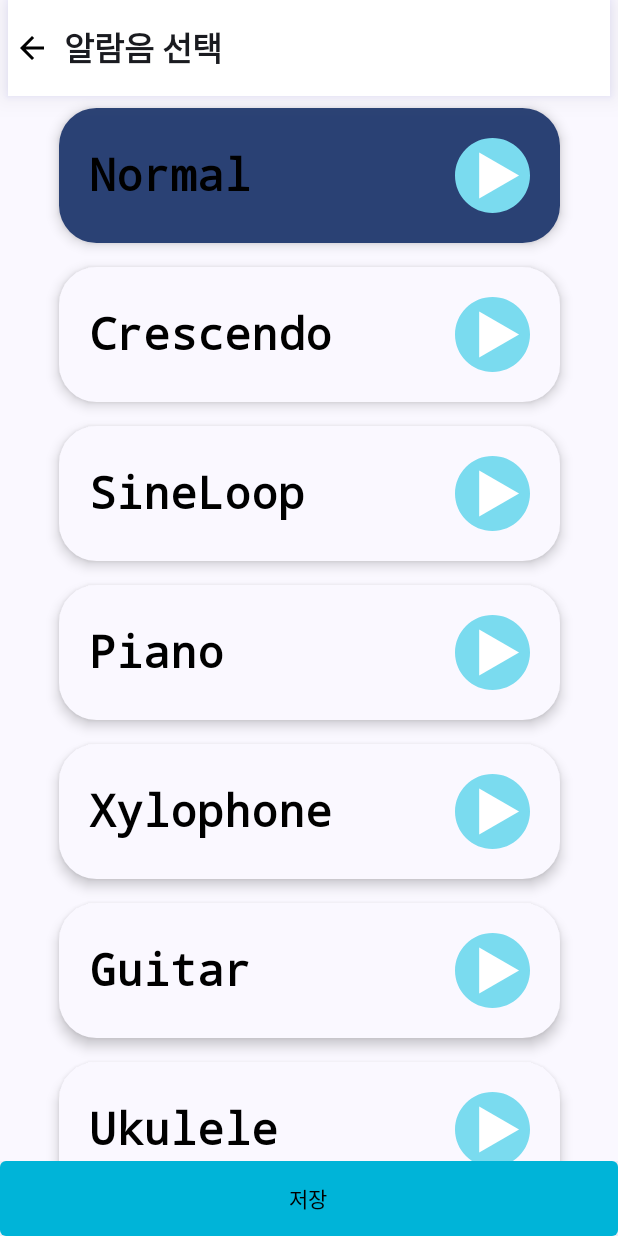
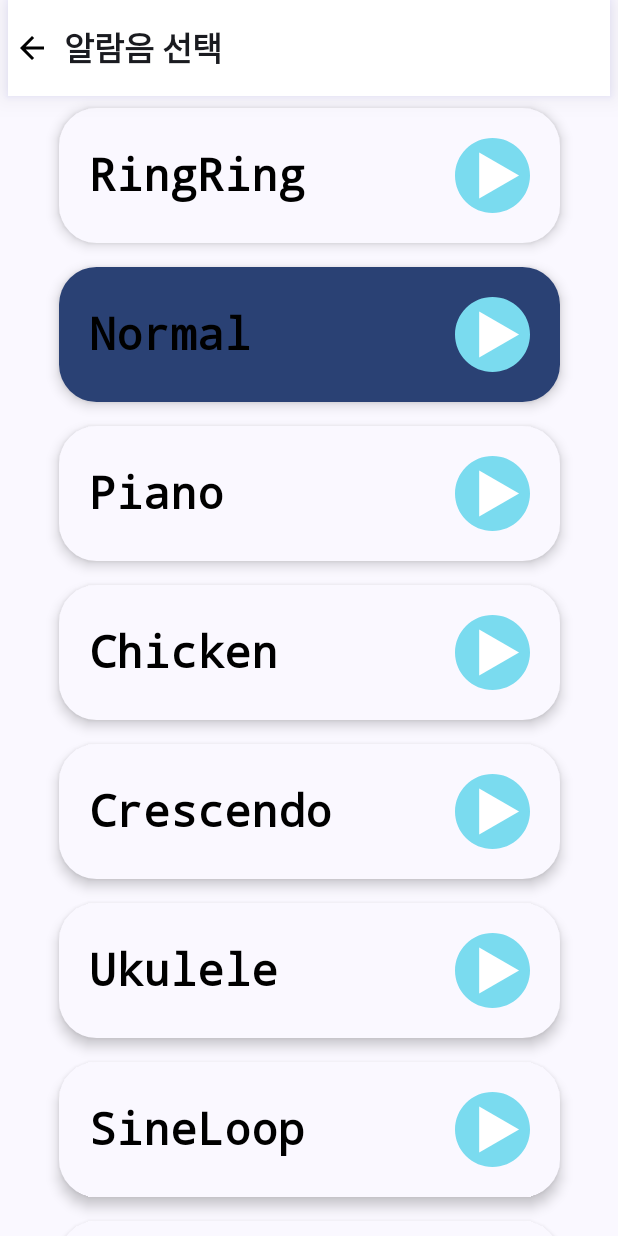
Before and after one commit to slembers/Alarmony, an Android app built with Jetpack Compose: the composable SoundScreen shown on its own in the app's theme, after a tap on "Normal", on a phone screen of 412 x 824 dp. Run offline under Robolectric (Android 15) with nearby library versions, the phone set to English and light mode, and no system bars; our stand-ins replace livedata-compose; libraries missing offline, so code that uses them is left out: com.bumptech.glide; network calls fail; Roboto replaces fonts that are not available here; 1 other tap on this screen came first.

Commit message:
fix : 그룹생성시 소리선택 오류 해결

```diff
--- a/android/app/src/main/java/com/slembers/alarmony/feature/screen/GroupSoundSreen.kt
+++ b/android/app/src/main/java/com/slembers/alarmony/feature/screen/GroupSoundSreen.kt
@@ -1,34 +1,79 @@
 package com.slembers.alarmony.feature.screen
 
 
+import android.app.Application
+import android.content.Context
+import android.media.MediaPlayer
 import android.util.Log
 import androidx.compose.foundation.layout.Column
 import androidx.compose.foundation.layout.fillMaxSize
 import androidx.compose.foundation.layout.padding
+import androidx.compose.foundation.layout.width
+import androidx.compose.foundation.lazy.grid.GridCells
+import androidx.compose.foundation.lazy.grid.LazyVerticalGrid
+import androidx.compose.foundation.lazy.grid.items
 import androidx.compose.material3.ExperimentalMaterial3Api
 import androidx.compose.material3.Scaffold
 import androidx.compose.runtime.Composable
+import androidx.compose.runtime.LaunchedEffect
+import androidx.compose.runtime.getValue
+import androidx.compose.runtime.livedata.observeAsState
+import androidx.compose.runtime.mutableStateMapOf
+import androidx.compose.runtime.mutableStateOf
+import androidx.compose.runtime.remember
+import androidx.compose.runtime.setValue
 import androidx.compose.ui.Alignment
 import androidx.compose.ui.Modifier
+import androidx.compose.ui.platform.LocalContext
+import androidx.compose.ui.res.painterResource
+import androidx.compose.ui.unit.dp
+import androidx.lifecycle.viewmodel.compose.viewModel
 import androidx.navigation.NavHostController
 import androidx.navigation.compose.rememberNavController
 import com.bumptech.glide.integration.compose.ExperimentalGlideComposeApi
+import com.slembers.alarmony.R
 import com.slembers.alarmony.feature.common.NavItem
-import com.slembers.alarmony.feature.common.ui.view.SoundChooseGridView
-import com.slembers.alarmony.feature.ui.group.GroupBottomButtom
 import com.slembers.alarmony.feature.ui.group.GroupToolBar
+import com.slembers.alarmony.feature.ui.group.soundIconView
+import com.slembers.alarmony.feature.ui.group.soundIconView2
 import com.slembers.alarmony.model.db.SoundItem
+import com.slembers.alarmony.util.Sound
 import com.slembers.alarmony.util.groupSoundInfos
+import com.slembers.alarmony.viewModel.GroupSoundViewModel
 import com.slembers.alarmony.viewModel.GroupViewModel
+import kotlinx.coroutines.Dispatchers
+import kotlinx.coroutines.withContext
+
+var player : MediaPlayer? = null
 
 @Composable
 @ExperimentalMaterial3Api
 @ExperimentalGlideComposeApi
 fun SoundScreen(
     navController : NavHostController = rememberNavController(),
-    viewModel : GroupViewModel,
+    viewModel : GroupViewModel
 ) {
+    val context = LocalContext.current
+    // 미디어플레이어 초기화
+    closePlayer()
+
+    val sound : GroupSoundViewModel = viewModel(
+        factory = GroupSoundViewModel.GroupSoundViewModelFactory(context.applicationContext as Application)
+    )
+
+    val list = sound.soundItemList.observeAsState()
+
+    LaunchedEffect(Unit) {
+        val store : MutableMap<String, Sound> = mutableStateMapOf()
+        Sound().soundList().map { store.put(it.soundName, it) }
+        sound.updateSoundItemAll(store)
+    }
     val soundItems : List<SoundItem> = groupSoundInfos()
+    val currentSound by viewModel.sound.observeAsState()
+    var playSound by remember { mutableStateOf("") }
+
+    Log.d("group","[그룸소리] 로그를 확인하기 위함 : ${list.value}")
+    Log.d("group","[그룸소리] 미디어 플레이어 : $player")
 
     Scaffold(
         topBar = {
@@ -36,17 +81,7 @@ fun SoundScreen(
                 title = NavItem.Sound.title,
                 navClick = {
                     navController.popBackStack()
-                    soundAllStop(soundItems)
-                }
-            )
-        },
-        bottomBar = {
-            GroupBottomButtom(
-                text = "저장",
-                onClick = {
-                    Log.d("INFO","선택한 음악 : ${viewModel.sound}")
-                    navController.popBackStack()
-                    soundAllStop(soundItems)
+                    closePlayer()
                 }
             )
         },
@@ -56,12 +91,51 @@ fun SoundScreen(
                 .padding(innerPadding)
                 .fillMaxSize(),
                 horizontalAlignment = Alignment.CenterHorizontally
-            )
-            {
-                SoundChooseGridView(
-                    soundItems = soundItems,
-                    viewModel = viewModel
-                )
+            ) {
+                LazyVerticalGrid(
+                    modifier = Modifier.width(350.dp),
+                    columns = GridCells.Adaptive(minSize = 300.dp),
+                ) {
+                    items(list.value ?: listOf()) {
+                        soundIconView2(
+                            soundItem = it,
+                            onClick = it.soundName == currentSound?.soundName,
+                            checkBox = { viewModel.onChangeSound(it) },
+                            isPlaySound = playSound == it.soundName,
+                            currentPlayer = {
+                                // 현재 플레이한 음악이라면
+                                if(playSound == it.soundName) {
+                                    if(player != null) {
+                                        Log.d("group","[그룸소리] 소리변경 : $player 소리 : $playSound 이미지 : ${it.soundImageId}")
+                                        stopAudio()
+                                        playSound = ""
+                                        sound.updateSoundStop(it.soundName)
+                                    } else {
+                                        Log.d("group","[그룸소리] 소리변경 : $player 소리 : $playSound")
+                                        playSound = it.soundName
+                                        playAudio(context, it.soundMp3Id)
+                                        sound.updateSoundPlay(it.soundName)
+                                    }
+                                } else {
+                                    if(player != null) {
+                                        Log.d("group","[그룸소리] 소리변경 : $player 소리 : $playSound")
+                                        // 이전에 실행하고 있던 오디오 리셋
+                                        sound.updateSoundStop(playSound)
+                                        // 현재 클릭한 오디오를 실행시키고
+                                        playSound = it.soundName
+                                        playAudio(context, it.soundMp3Id)
+                                        sound.updateSoundPlay(it.soundName)
+                                    } else {
+                                        Log.d("group","[그룸소리] 소리변경 : $player 소리 : $playSound")
+                                        playSound = it.soundName
+                                        playAudio(context, it.soundMp3Id)
+                                        sound.updateSoundPlay(it.soundName)
+                                    }
+                                }
+                            }
+                        )
+                    }
+                }
             }
         }
     )
@@ -73,3 +147,26 @@ fun soundAllStop( soundItems : List<SoundItem> ) {
         item.soundMp3Content?.release()
     }
 }
+
+fun stopAudio() {
+    if(player != null && player!!.isPlaying) {
+        player!!.stop()
+    }
+}
+
+fun playAudio(context : Context, playSound : Int) {
+    try {
+        closePlayer()
+        player = MediaPlayer.create(context,playSound)
+        player?.start()
+    } catch (e : Exception) {
+
+    }
+}
+
+fun closePlayer() {
+    if(player != null) {
+        player!!.release()
+        player = null
+    }
+}
--- a/android/app/src/main/java/com/slembers/alarmony/feature/common/ui/view/GroupSoundView.kt
+++ b/android/app/src/main/java/com/slembers/alarmony/feature/ui/group/GroupSoundView.kt
@@ -1,4 +1,4 @@
-package com.slembers.alarmony.feature.common.ui.view
+package com.slembers.alarmony.feature.ui.group
 
 import android.media.MediaPlayer
 import android.util.Log
@@ -12,11 +12,7 @@ import androidx.compose.foundation.layout.fillMaxWidth
 import androidx.compose.foundation.layout.height
 import androidx.compose.foundation.layout.padding
 import androidx.compose.foundation.layout.width
-import androidx.compose.foundation.lazy.grid.GridCells
-import androidx.compose.foundation.lazy.grid.LazyVerticalGrid
-import androidx.compose.foundation.lazy.grid.items
 import androidx.compose.foundation.shape.RoundedCornerShape
-import androidx.compose.material3.ExperimentalMaterial3Api
 import androidx.compose.material3.MaterialTheme
 import androidx.compose.material3.Text
 import androidx.compose.runtime.Composable
@@ -35,13 +31,11 @@ import androidx.compose.ui.text.TextStyle
 import androidx.compose.ui.text.font.FontFamily
 import androidx.compose.ui.text.font.FontStyle
 import androidx.compose.ui.text.font.FontWeight
-import androidx.compose.ui.unit.Dp
 import androidx.compose.ui.unit.dp
 import androidx.compose.ui.unit.sp
 import com.slembers.alarmony.R
 import com.slembers.alarmony.model.db.SoundItem
-import com.slembers.alarmony.util.groupSoundInfos
-import com.slembers.alarmony.viewModel.GroupViewModel
+import com.slembers.alarmony.util.Sound
 
 
 @Composable
@@ -53,8 +47,8 @@ fun soundIconView(
         imageId = R.drawable.play_button
     ),
     onClick : Boolean = false,
-    checkBox : ((String) -> Unit) =  {},
-    chooseAnother : () -> Unit,
+    checkBox : ((SoundItem) -> Unit) =  {},
+    currentPlayer : () -> Unit = {}
 ) {
     var imageResId by remember {mutableStateOf(
         if (soundItem.isPlaying) {
@@ -67,7 +61,6 @@ fun soundIconView(
     val pauseButton = painterResource(id = R.drawable.pause_button)
     fun changeImage() {
         if (!soundItem.isPlaying) {
-            chooseAnother()
             soundItem.isPlaying = true
             soundItem.soundMp3Content?.start()
             soundItem.soundImage = pauseButton
@@ -100,7 +93,7 @@ fun soundIconView(
                     MaterialTheme.colorScheme.primary
             )
             .clickable {
-                checkBox(soundItem.soundName)
+                checkBox(soundItem)
                 Log.i("$soundItem.soundName", "checkbox : ${checkBox.toString()}")
             }
     ) {
@@ -125,44 +118,71 @@ fun soundIconView(
             )
             Image(
                 contentDescription = null,
-                modifier = Modifier.clickable {changeImage()},
-                painter = painterResource(id = imageResId)
+                modifier = Modifier.clickable(onClick = currentPlayer),
+                painter = soundItem.soundImage!!
             )
         }
     }
 }
 
-@OptIn(ExperimentalMaterial3Api::class)
 @Composable
-fun SoundChooseGridView(
-    size : Dp = 320.dp,
-    soundItems : List<SoundItem> = groupSoundInfos(),
-    viewModel : GroupViewModel
+fun soundIconView2(
+    soundItem : Sound,
+    onClick : Boolean = false,
+    checkBox : ((Sound) -> Unit) =  {},
+    isPlaySound: Boolean = false,
+    currentPlayer : () -> Unit = {}
 ) {
-    var checkbox by remember { mutableStateOf(soundItems[0].soundName) }
-    val play_button = painterResource(id = R.drawable.play_button)
-    LazyVerticalGrid(
-        modifier = Modifier.width(350.dp),
-        columns = GridCells.Adaptive(minSize = 300.dp),
+    BoxWithConstraints(
+        modifier = Modifier
+            .padding(8.dp)
+            .width(350.dp)
+            .height(90.dp)
+            .shadow(
+                elevation = 5.dp,
+                ambientColor = Color.Black,
+                spotColor = Color.Black,
+                shape = RoundedCornerShape(25.dp)
+            )
+            .clip(MaterialTheme.shapes.medium)
+            .background(
+                if (!onClick)
+                    MaterialTheme.colorScheme.background
+                else
+                    MaterialTheme.colorScheme.primary
+            )
+            .clickable {
+                checkBox(soundItem)
+                Log.i("$soundItem.soundName", "checkbox : ${checkBox.toString()}")
+            }
     ) {
-        items(soundItems) {
-            soundIconView(
-                soundItem = it,
-                onClick = checkbox.equals(it.soundName),
-                checkBox = {
-                    checkbox = it
-                    viewModel.onChangeSound(it)
-                },
-                chooseAnother = {
-                    soundItems.forEach{
-                        if(it.isPlaying) {
-                            Log.d("INFO","${it.soundName} 꺼짐")
-                            it.soundImage = play_button
-                            it.isPlaying = false
-                            it.soundMp3Content?.pause()
-                        }
-                    }
-                }
+        Row(
+            modifier = Modifier
+                .fillMaxWidth()
+                .padding(20.dp),
+            horizontalArrangement = Arrangement.SpaceBetween
+        )
+        {
+            Text(
+                text = soundItem?.soundName ?: "Normal",
+                modifier = Modifier
+                    .align(Alignment.CenterVertically),
+                style = TextStyle(
+                    color = Color.Black,
+                    fontSize = 30.sp,
+                    fontFamily = FontFamily.Monospace,
+                    fontWeight = FontWeight.Bold,
+                    fontStyle = FontStyle.Normal
+                ),
+            )
+            Image(
+                contentDescription = null,
+                modifier = Modifier.clickable(onClick = currentPlayer),
+                painter =
+                    if(isPlaySound)
+                        painterResource(id = R.drawable.pause_button)
+                    else
+                        painterResource(id = R.drawable.play_button)
             )
         }
     }
--- a/android/app/src/main/java/com/slembers/alarmony/model/db/SoundModel.kt
+++ b/android/app/src/main/java/com/slembers/alarmony/model/db/SoundModel.kt
@@ -5,12 +5,10 @@ import androidx.compose.ui.graphics.painter.Painter
 
 data class SoundItem(
     private val image: Painter? = null,
-    private val name: String = "nothing",
+    private val name: String = "Normal",
     private val mp3Content: MediaPlayer? = null,
     private val mp3Id: Int = 0,
     private val imageId : Int = 0,
-
-
 ) {
     var soundImage = image
     var soundName = name
--- a/android/app/src/main/java/com/slembers/alarmony/util/SoundInfo.kt
+++ b/android/app/src/main/java/com/slembers/alarmony/util/SoundInfo.kt
@@ -2,6 +2,7 @@ package com.slembers.alarmony.util
 
 import android.media.MediaPlayer
 import androidx.compose.runtime.Composable
+import androidx.compose.runtime.mutableStateListOf
 import androidx.compose.ui.platform.LocalContext
 import androidx.compose.ui.res.painterResource
 import com.slembers.alarmony.R
@@ -80,3 +81,73 @@ fun groupSoundInfos() : List<SoundItem> = listOf(
         imageId = R.drawable.play_button
     ),
 )
+
+data class Sound(
+    private val name: String = "Normal",
+    private val mp3Id: Int = 0,
+    private var imageId : Int = 0,
+) {
+
+    val soundName = name
+    val soundMp3Id = mp3Id
+    val soundImageId = imageId
+
+    fun soundList() = mutableStateListOf(
+
+        Sound(
+            name = "Normal",
+            mp3Id = R.raw.normal,
+            imageId = R.drawable.play_button
+        ),
+        Sound(
+                name = "Crescendo",
+        mp3Id = R.raw.crescendo,
+        imageId = R.drawable.play_button
+        ),
+        Sound(
+            name = "SineLoop",
+            mp3Id = R.raw.sineloop,
+            imageId = R.drawable.play_button
+        ),
+        Sound(
+            name = "Piano",
+            mp3Id = R.raw.piano,
+            imageId = R.drawable.play_button
+        ),
+        Sound(
+            name = "Xylophone",
+            mp3Id = R.raw.xylophone,
+            imageId = R.drawable.play_button
+        ),
+        Sound(
+            name = "Guitar",
+            mp3Id = R.raw.guitar,
+            imageId = R.drawable.play_button
+        ),
+        Sound(
+            name = "Ukulele",
+            mp3Id = R.raw.ukulele,
+            imageId = R.drawable.play_button
+        ),
+        Sound(
+            name = "RingRing",
+            mp3Id = R.raw.ringring,
+            imageId = R.drawable.play_button
+        ),
+        Sound(
+            name = "Chicken",
+            mp3Id = R.raw.chicken,
+            imageId = R.drawable.play_button
+        ),
+        Sound(
+            name = "Horror",
+            mp3Id = R.raw.horror,
+            imageId = R.drawable.play_button
+        ),
+    )
+
+    fun onchangeImage(imageId : Int) {
+        this.imageId = imageId
+    }
+
+}
--- /dev/null
+++ b/android/app/src/main/java/com/slembers/alarmony/viewModel/GroupSoundViewModel.kt
@@ -0,0 +1,47 @@
+package com.slembers.alarmony.viewModel
+
+import android.app.Application
+import android.util.Log
+import androidx.compose.runtime.mutableStateMapOf
+import androidx.lifecycle.LiveData
+import androidx.lifecycle.MutableLiveData
+import androidx.lifecycle.ViewModel
+import androidx.lifecycle.ViewModelProvider
+import com.slembers.alarmony.R
+import com.slembers.alarmony.util.Sound
+
+
+class GroupSoundViewModel(application: Application) : ViewModel() {
+    private val _soundItems : MutableMap<String, Sound> = mutableStateMapOf()
+    private val _soundItemList : MutableLiveData<List<Sound>> = MutableLiveData(listOf())
+
+    val soundItemList : LiveData<List<Sound>>
+        get() = _soundItemList
+
+    fun updateSoundItemAll(soundAll : Map<String, Sound>) {
+        _soundItems.putAll(soundAll)
+        _soundItemList.postValue(_soundItems.values.toList())
+    }
+
+    fun updateSoundPlay(soundName : String) {
+        _soundItems[soundName]?.onchangeImage(R.drawable.pause_button)
+        _soundItemList.postValue(_soundItems.values.toList())
+    }
+
+    fun updateSoundStop(soundName : String) {
+        _soundItems.get(soundName)?.onchangeImage(R.drawable.play_button)
+        _soundItemList.postValue(_soundItems.values.toList())
+    }
+
+    class GroupSoundViewModelFactory(
+        private val application: Application
+    ) : ViewModelProvider.Factory {
+        override fun <T : ViewModel> create(modelClass: Class<T>): T {
+            @Suppress("UNCHECKED_CAST")
+            if (modelClass.isAssignableFrom(GroupSoundViewModel::class.java)) {
+                return GroupSoundViewModel(application) as T
+            }
+            throw IllegalArgumentException("Unknown ViewModel class")
+        }
+    }
+}
--- a/android/app/src/main/java/com/slembers/alarmony/viewModel/GroupViewModel.kt
+++ b/android/app/src/main/java/com/slembers/alarmony/viewModel/GroupViewModel.kt
@@ -11,7 +11,7 @@ import androidx.lifecycle.MutableLiveData
 import androidx.lifecycle.ViewModel
 import com.slembers.alarmony.model.db.Member
 import com.slembers.alarmony.model.db.SoundItem
-import com.slembers.alarmony.model.db.dto.MemberDto
+import com.slembers.alarmony.util.Sound
 import com.slembers.alarmony.util.groupSoundInfos
 import javax.inject.Inject
 
@@ -25,9 +25,11 @@ class GroupViewModel : ViewModel() {
     private val _currentWeeks = MutableLiveData<MutableMap<String,Boolean>>()
     private val _members = mutableStateListOf<Member>()
     private val _currentMembers = MutableLiveData<MutableList<Member>>()
-    private val _sound = MutableLiveData("")
+    private val _sound = MutableLiveData(Sound())
+    private val _sound2 = MutableLiveData<Sound>()
     private val _vibrate = MutableLiveData(true)
     private val _volumn = MutableLiveData(7f)
+    private val _playSound = MutableLiveData(0)
 
     init {
         val map = mapOf<String,Boolean>(
@@ -48,7 +50,7 @@ class GroupViewModel : ViewModel() {
     val alarmTime : LiveData<TimePickerState> = _alarmTime
     val currentWeeks : LiveData<MutableMap<String,Boolean>> = _currentWeeks
     val members : LiveData<MutableList<Member>> = _currentMembers
-    val sound : LiveData<String> = _sound
+    val sound : LiveData<Sound> = _sound
     val vibrate : LiveData<Boolean> = _vibrate
     val volumn : LiveData<Float> = _volumn
 
@@ -75,7 +77,7 @@ class GroupViewModel : ViewModel() {
         return _currentWeeks.value!!.getValue(key)
     }
 
-    fun onChangeSound(sound : String) {
+    fun onChangeSound(sound: Sound) {
         _sound.postValue(sound)
     }
 
```
Also changed, not shown: android/app/src/main/java/com/slembers/alarmony/feature/screen/GroupActivity.kt (+7 -14 lines).
